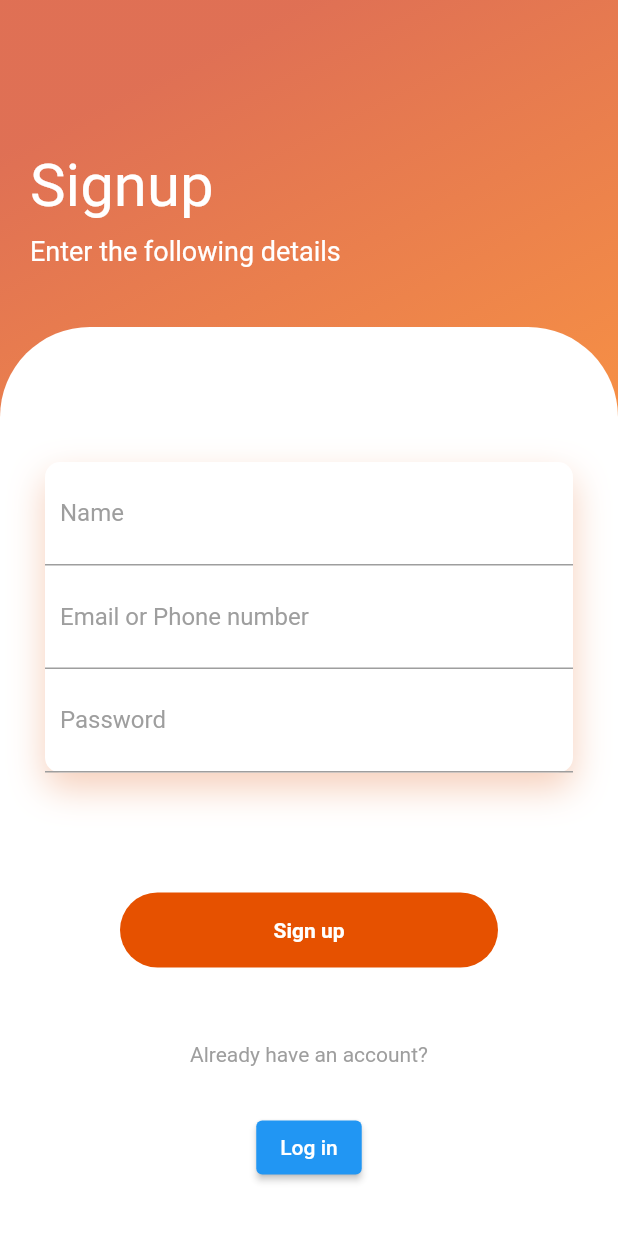
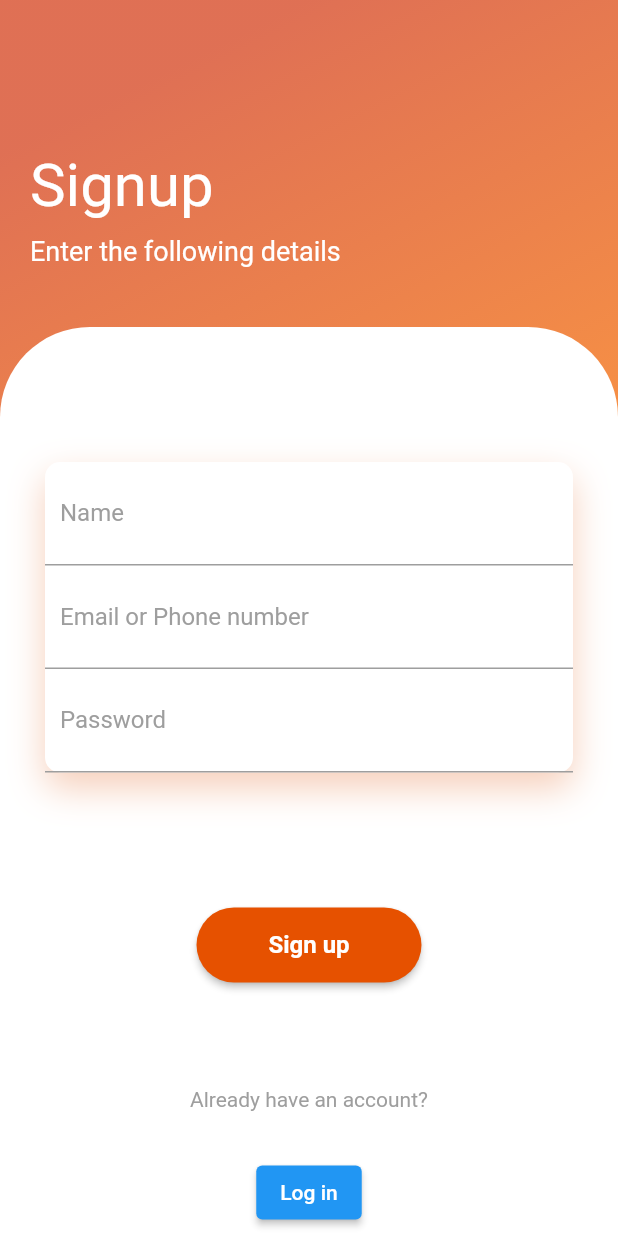
Before and after one commit to KshitijThareja/CleanSlate, a Flutter app: the SignUpScreen screen opened directly, on a phone screen of 412 x 824 dp. Run offline on Flutter 3.47's test engine with Material 2 defaults, Android fonts, the phone set to English and light mode, and no system bars; our stand-ins replace firebase_auth, firebase_core; accounts and stored records are empty; network calls fail.

```diff
--- a/lib/screens/signup.dart
+++ b/lib/screens/signup.dart
@@ -1,12 +1,18 @@
 import 'package:flutter/material.dart';
-// import 'package:hms/Animation/FadeAnimation.dart';
-// void main() => runApp(
-//     MaterialApp(
-//       debugShowCheckedModeBanner: false,
-//       home: SignUpScreen(),
-//     )
-// );
-class SignUpScreen extends StatelessWidget {
+import 'package:firebase_auth/firebase_auth.dart';
+import 'package:hms/screens/reusable.dart';
+import 'package:hms/screens/home.dart';
+
+class SignUpScreen extends StatefulWidget {
+  @override
+  _SignUpScreenState createState() => _SignUpScreenState();
+}
+
+class _SignUpScreenState extends State<SignUpScreen> {
+  TextEditingController _passwordTextController = TextEditingController();
+  TextEditingController _emailTextController = TextEditingController();
+  TextEditingController _userNameTextController = TextEditingController();
+
   @override
   Widget build(BuildContext context) {
     return Scaffold(
@@ -16,6 +22,13 @@ class SignUpScreen extends StatelessWidget {
                   begin: Alignment.topCenter,
                   // end: Alignment(430, 0),
                   colors: [
+                    // import 'package:hms/Animation/FadeAnimation.dart';
+// void main() => runApp(
+//     MaterialApp(
+//       debugShowCheckedModeBanner: false,
+//       home: SignUpScreen(),
+//     )
+// );
                     Color.fromRGBO(216, 75, 40, 0.788),
                     Color.fromRGBO(255, 129, 13, 0.7900000214576721)
                   ]),
@@ -23,15 +36,25 @@ class SignUpScreen extends StatelessWidget {
             child: Column(
               crossAxisAlignment: CrossAxisAlignment.start,
               children: <Widget>[
-          SizedBox(height: 80,),
+                SizedBox(
+                  height: 80,
+                ),
                 Padding(
                   padding: EdgeInsets.all(20),
                   child: Column(
                     crossAxisAlignment: CrossAxisAlignment.start,
                     children: <Widget>[
-                Text("Signup", style: TextStyle(color: Colors.white, fontSize: 40),),
-                SizedBox(height: 10,),
-                Text("Enter the following details", style: TextStyle(color: Colors.white, fontSize: 18),),
+                      Text(
+                        "Signup",
+                        style: TextStyle(color: Colors.white, fontSize: 40),
+                      ),
+                      SizedBox(
+                        height: 10,
+                      ),
+                      Text(
+                        "Enter the following details",
+                        style: TextStyle(color: Colors.white, fontSize: 18),
+                      ),
                     ],
                   ),
                 ),
@@ -40,94 +63,113 @@ class SignUpScreen extends StatelessWidget {
                   child: Container(
                     decoration: BoxDecoration(
                         color: Colors.white,
-                  borderRadius: BorderRadius.only(topLeft: Radius.circular(60), topRight: Radius.circular(60))
-              ),
+                        borderRadius: BorderRadius.only(
+                            topLeft: Radius.circular(60),
+                            topRight: Radius.circular(60))),
                     child: SingleChildScrollView(
                       child: Padding(
                         padding: EdgeInsets.all(30),
                         child: Column(
                           children: <Widget>[
-                      SizedBox(height: 60,),
+                            SizedBox(
+                              height: 60,
+                            ),
                             Container(
                               decoration: BoxDecoration(
                                   color: Colors.white,
                                   borderRadius: BorderRadius.circular(10),
-                            boxShadow: [BoxShadow(
+                                  boxShadow: [
+                                    BoxShadow(
                                         color: Color.fromRGBO(225, 95, 27, .3),
                                         blurRadius: 20,
-                                offset: Offset(0, 10)
-                            )]
-                        ),
+                                        offset: Offset(0, 10))
+                                  ]),
                               child: Column(
                                 children: <Widget>[
                                   Container(
                                     padding: EdgeInsets.all(10),
                                     decoration: BoxDecoration(
-                                  border: Border(bottom: BorderSide(color: Colors.grey))
-                              ),
+                                        border: Border(
+                                            bottom: BorderSide(
+                                                color: Colors.grey))),
                                     child: TextField(
                                         decoration: InputDecoration(
                                             hintText: "Name",
-                                    hintStyle: TextStyle(color: Colors.grey),
-                                    border: InputBorder.none
-                                ),
-                              ),
+                                            hintStyle:
+                                                TextStyle(color: Colors.grey),
+                                            border: InputBorder.none),
+                                        controller: _userNameTextController),
                                   ),
                                   Container(
                                     padding: EdgeInsets.all(10),
                                     decoration: BoxDecoration(
-                                  border: Border(bottom: BorderSide(color: Colors.grey))
-                              ),
+                                        border: Border(
+                                            bottom: BorderSide(
+                                                color: Colors.grey))),
                                     child: TextField(
                                         decoration: InputDecoration(
                                             hintText: "Email or Phone number",
-                                    hintStyle: TextStyle(color: Colors.grey),
-                                    border: InputBorder.none
-                                ),
-                              ),
+                                            hintStyle:
+                                                TextStyle(color: Colors.grey),
+                                            border: InputBorder.none),
+                                        controller: _emailTextController),
                                   ),
                                   Container(
                                     padding: EdgeInsets.all(10),
                                     decoration: BoxDecoration(
-                                  border: Border(bottom: BorderSide(color: Colors.grey))
-                              ),
+                                        border: Border(
+                                            bottom: BorderSide(
+                                                color: Colors.grey))),
                                     child: TextField(
                                         decoration: InputDecoration(
                                             hintText: "Password",
-                                    hintStyle: TextStyle(color: Colors.grey),
-                                    border: InputBorder.none
-                                ),
-                              ),
+                                            hintStyle:
+                                                TextStyle(color: Colors.grey),
+                                            border: InputBorder.none),
+                                        controller: _passwordTextController),
                                   ),
                                 ],
                               ),
                             ),
-                      SizedBox(height: 40,),
-                      SizedBox(height: 40,),
-                      Container(
+                            SizedBox(
+                              height: 40,
+                            ),
+                            SizedBox(
+                              height: 40,
+                            ),
+                            firebaseUIButton(context, "Sign up", () {
+                              FirebaseAuth.instance
+                                  .createUserWithEmailAndPassword(
+                                      email: _emailTextController.text,
+                                      password: _passwordTextController.text)
+                                  .then((value) {
+                                print("Created New Account");
+                                Navigator.push(
+                                    context,
+                                    MaterialPageRoute(
+                                        builder: (context) => HomeScreen()));
+                              }).onError((error, stackTrace) {
+                                print("Error ${error.toString()}");
+                              });
+                            }),
+                            SizedBox(
                               height: 50,
-                        margin: EdgeInsets.symmetric(horizontal: 50),
-                        decoration: BoxDecoration(
-                            borderRadius: BorderRadius.circular(50),
-                            color: Colors.orange[900]
                             ),
-                        child: Center(
-                          child: Text("Sign up", style: TextStyle(color: Colors.white, fontWeight: FontWeight.bold),),
+                            Text(
+                              "Already have an account?",
+                              style: TextStyle(color: Colors.grey),
                             ),
+                            SizedBox(
+                              height: 30,
                             ),
-                      SizedBox(height: 50,),
-                      Text("Already have an account?", style: TextStyle(color: Colors.grey),),
-                      SizedBox(height: 30,),
                             Center(
                               child: ElevatedButton(
                                 child: const Text('Log in'),
                                 onPressed: () {
-                            Navigator.pop(
-                              context);
+                                  Navigator.pop(context);
                                 },
                               ),
                             ),
-
                           ],
                         ),
                       ),
@@ -135,55 +177,6 @@ class SignUpScreen extends StatelessWidget {
                   ),
                 )
               ],
-      )
-      )
-      );
-
+            )));
   }
 }
-
-// class _Body extends StatelessWidget {
-//   @override
-//   Widget build(BuildContext context) {
-//     return Column(
-//       children: [
-//         Expanded(
-//           flex: 3,
-//           child: Column(
-//             children: <Widget>[
-//               Image.asset(
-//                 'assets/logo.png',
-//                 height: 300,
-//                 scale: 3.5,
-//               )
-//             ],
-//           ),
-//         ),
-//         Expanded(
-//             flex: 4,
-//             child: Container(
-//               decoration: const BoxDecoration(
-//                 borderRadius: BorderRadius.only(
-//                   topLeft: Radius.circular(50),
-//                   topRight: Radius.circular(50),
-//                 ),
-//                 color: Colors.white,
-//               ),
-    //           child: Padding(
-    //             padding: const EdgeInsets.fromLTRB(30, 20, 30, 20),
-    //             child: Column(
-    //               crossAxisAlignment: CrossAxisAlignment.start,
-    //               children: const [
-    //               Text(
-    //               "Log In",
-    //
-    //             ),
-    // ],
-    // ),
-    //
-    //           )
-    //         ))
-    //   ],
-    // );
-  // }
-// }
```
Also changed, not shown: lib/main.dart (+30 -0 lines), lib/screens/home.dart (+67 -20 lines), lib/screens/login.dart (+2 -11 lines). Lines whose indentation alone changed are shown as unchanged.
